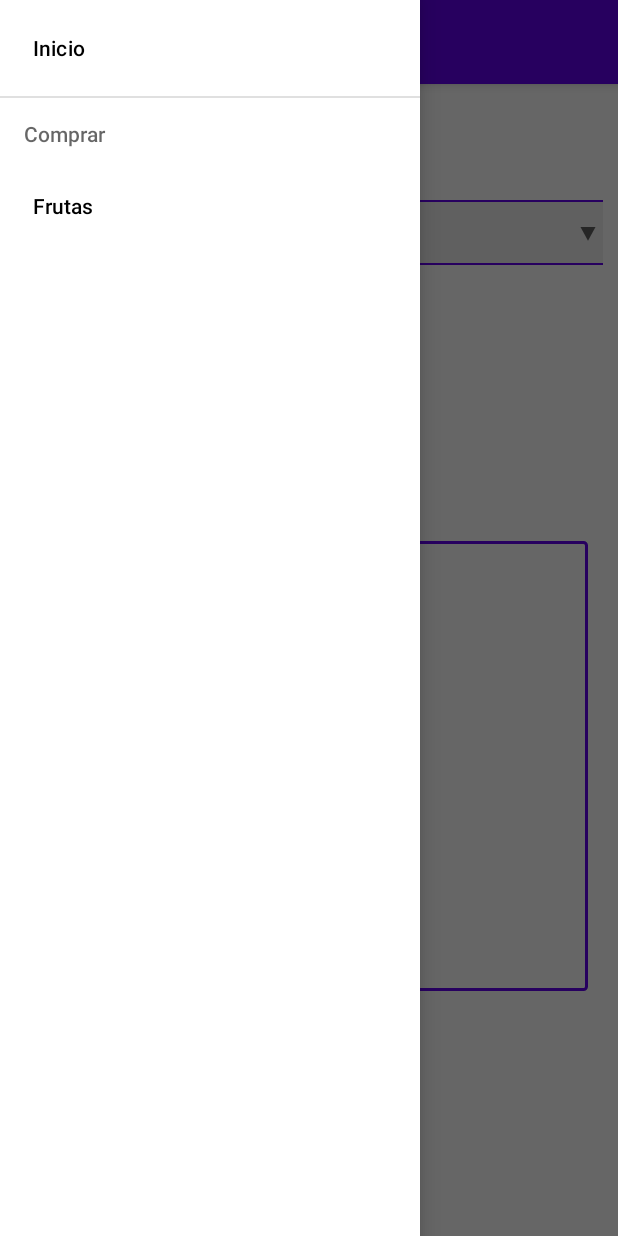
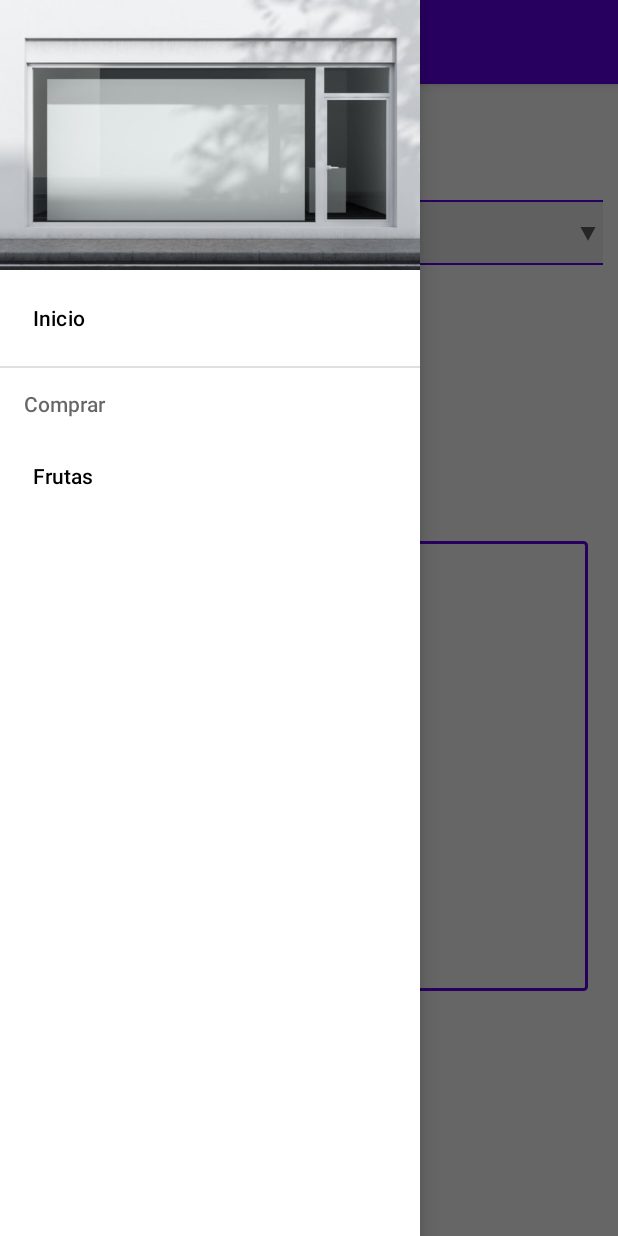
Before and after one commit to dhrodao/Android-Shop-App, an Android app: the screen it shows after launch (MainActivity), with the side drawer open, on a phone screen of 412 x 824 dp. Run offline under Robolectric (Android 15) with nearby library versions, the phone set to English and light mode, and no system bars; our stand-ins replace navigation-ui.

Commit message:
Added Drawer Header

```diff
--- a/app/src/main/res/layout-land/activity_main.xml
+++ b/app/src/main/res/layout-land/activity_main.xml
@@ -40,6 +40,7 @@
         android:layout_width="wrap_content"
         android:layout_height="match_parent"
         android:layout_gravity="start"
-        app:menu="@menu/toolbar_menu"/>
+        app:menu="@menu/toolbar_menu"
+        app:headerLayout="@layout/drawer_header"/>
 
 </androidx.drawerlayout.widget.DrawerLayout>
--- a/app/src/main/res/layout/activity_main.xml
+++ b/app/src/main/res/layout/activity_main.xml
@@ -40,6 +40,7 @@
         android:layout_width="wrap_content"
         android:layout_height="match_parent"
         android:layout_gravity="start"
-        app:menu="@menu/toolbar_menu"/>
+        app:menu="@menu/toolbar_menu"
+        app:headerLayout="@layout/drawer_header"/>
 
 </androidx.drawerlayout.widget.DrawerLayout>
--- /dev/null
+++ b/app/src/main/res/layout/drawer_header.xml
@@ -0,0 +1,12 @@
+<?xml version="1.0" encoding="utf-8"?>
+<FrameLayout xmlns:android="http://schemas.android.com/apk/res/android"
+    android:layout_width="match_parent"
+    android:layout_height="180dp">
+    <ImageView
+        android:contentDescription="@string/escaparate_content_description"
+        android:layout_width="wrap_content"
+        android:layout_height="wrap_content"
+        android:scaleType="centerCrop"
+        android:src="@drawable/escaparate">
+    </ImageView>
+</FrameLayout>
--- a/app/src/main/res/values/strings.xml
+++ b/app/src/main/res/values/strings.xml
@@ -19,4 +19,6 @@
     <string name="toolbar_inicio">Inicio</string>
     <string name="toolbar_fruit_shop">Frutas</string>
     <string name="shop_toolbar">Comprar</string>
+
+    <string name="escaparate_content_description">Escaparate vacío</string>
 </resources>
```
Also changed, not shown: app/src/main/res/drawable/escaparate.jpg (added).
